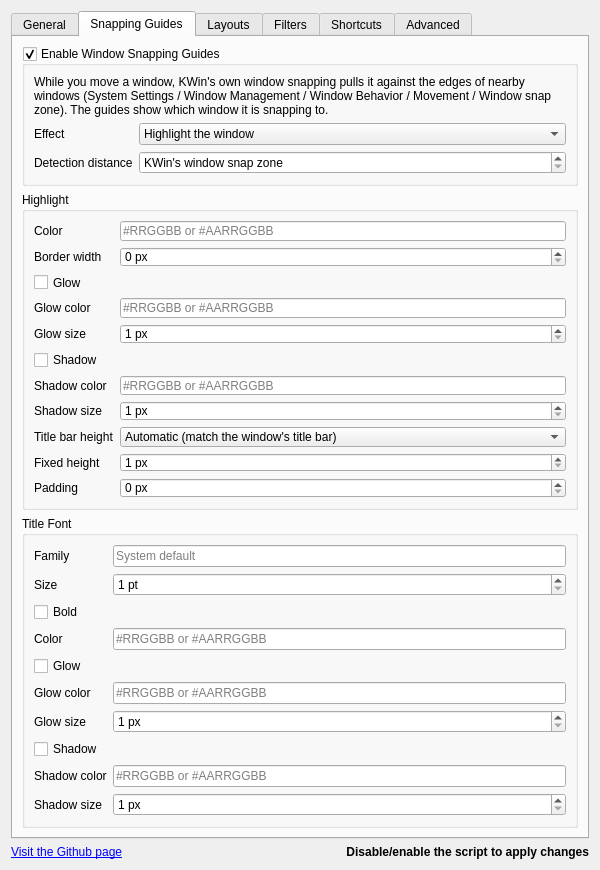
Old version of the form src/contents/ui/config.ui in the repository alfredolavin/kzones.
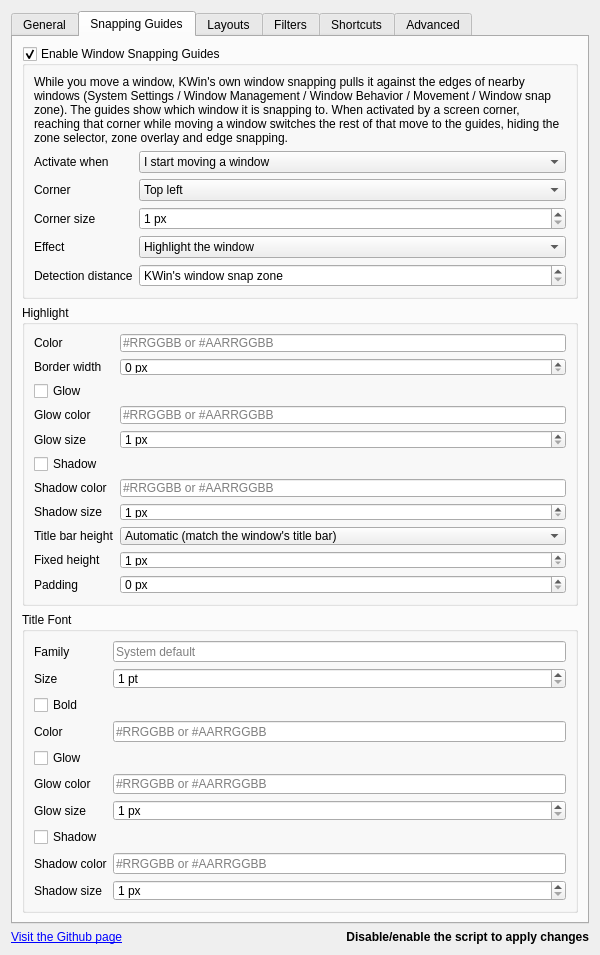
New version of the form. The open tabs and pages were chosen to show the change. Icons and pictures are not drawn.

Commit message:
Activate window snapping guides from a screen corner
Reaching the configured screen corner (top left by default) while moving
a window switches the rest of that move to the window snapping guides,
hiding the zone selector, zone overlay and edge snapping. The guides can
still be set to activate as soon as a move starts.

Claude-Session: https://claude.ai/code/session_017dHQTjZzZ5wQcbFRzg9Uk3

```diff
--- a/src/contents/ui/config.ui
+++ b/src/contents/ui/config.ui
@@ -464,7 +464,7 @@
           <item>
           <widget class="QLabel" name="label_windowSnapExplanation">
             <property name="text">
-              <string>While you move a window, KWin's own window snapping pulls it against the edges of nearby windows (System Settings / Window Management / Window Behavior / Movement / Window snap zone). The guides show which window it is snapping to.</string>
+              <string>While you move a window, KWin's own window snapping pulls it against the edges of nearby windows (System Settings / Window Management / Window Behavior / Movement / Window snap zone). The guides show which window it is snapping to. When activated by a screen corner, reaching that corner while moving a window switches the rest of that move to the guides, hiding the zone selector, zone overlay and edge snapping.</string>
             </property>
             <property name="wordWrap">
               <bool>true</bool>
@@ -474,13 +474,85 @@
           <item>
           <layout class="QFormLayout" name="formLayout_windowSnap">
           <item row="0" column="0">
+          <widget class="QLabel" name="label_windowSnapActivation">
+            <property name="text">
+              <string>Activate when</string>
+            </property>
+          </widget>
+          </item>
+          <item row="0" column="1">
+          <widget class="QComboBox" name="kcfg_windowSnapActivation">
+            <item>
+              <property name="text">
+                <string>I start moving a window</string>
+              </property>
+            </item>
+            <item>
+              <property name="text">
+                <string>The cursor reaches a screen corner</string>
+              </property>
+            </item>
+          </widget>
+          </item>
+          <item row="1" column="0">
+          <widget class="QLabel" name="label_windowSnapActivationCorner">
+            <property name="text">
+              <string>Corner</string>
+            </property>
+          </widget>
+          </item>
+          <item row="1" column="1">
+          <widget class="QComboBox" name="kcfg_windowSnapActivationCorner">
+            <item>
+              <property name="text">
+                <string>Top left</string>
+              </property>
+            </item>
+            <item>
+              <property name="text">
+                <string>Bottom left</string>
+              </property>
+            </item>
+            <item>
+              <property name="text">
+                <string>Top right</string>
+              </property>
+            </item>
+            <item>
+              <property name="text">
+                <string>Bottom right</string>
+              </property>
+            </item>
+          </widget>
+          </item>
+          <item row="2" column="0">
+          <widget class="QLabel" name="label_windowSnapCornerSize">
+            <property name="text">
+              <string>Corner size</string>
+            </property>
+          </widget>
+          </item>
+          <item row="2" column="1">
+          <widget class="QSpinBox" name="kcfg_windowSnapCornerSize">
+            <property name="suffix">
+              <string> px</string>
+            </property>
+            <property name="minimum">
+              <number>1</number>
+            </property>
+            <property name="maximum">
+              <number>200</number>
+            </property>
+          </widget>
+          </item>
+          <item row="3" column="0">
           <widget class="QLabel" name="label_windowSnapEffect">
             <property name="text">
               <string>Effect</string>
             </property>
           </widget>
           </item>
-          <item row="0" column="1">
+          <item row="3" column="1">
           <widget class="QComboBox" name="kcfg_windowSnapEffect">
             <item>
               <property name="text">
@@ -499,14 +571,14 @@
             </item>
           </widget>
           </item>
-          <item row="1" column="0">
+          <item row="4" column="0">
           <widget class="QLabel" name="label_windowSnapDistance">
             <property name="text">
               <string>Detection distance</string>
             </property>
           </widget>
           </item>
-          <item row="1" column="1">
+          <item row="4" column="1">
           <widget class="QSpinBox" name="kcfg_windowSnapDistance">
             <property name="suffix">
               <string> px</string>
```
The commit also changes 4 other files.
